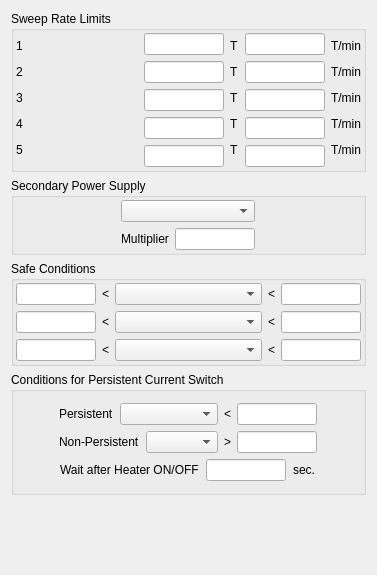
Before: the Qt Designer form modules/magnetps/core/magnetpsconfigform.ui in northriv/KAME, drawn with Qt 5.
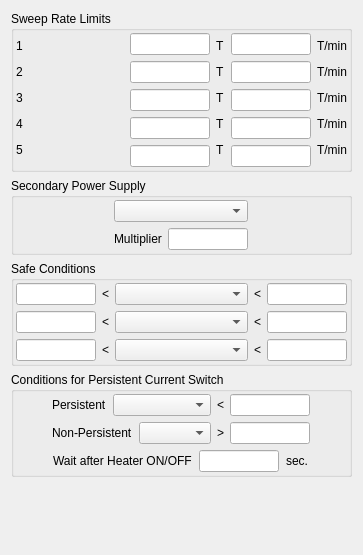
After: the same form once the commit is applied.

Patch:
```diff
--- a/modules/magnetps/core/magnetpsconfigform.ui
+++ b/modules/magnetps/core/magnetpsconfigform.ui
@@ -6,8 +6,8 @@
    <rect>
     <x>0</x>
     <y>0</y>
-    <width>377</width>
-    <height>575</height>
+    <width>363</width>
+    <height>555</height>
    </rect>
   </property>
   <property name="windowTitle">
@@ -733,6 +733,9 @@
        <string>Conditions for Persistent Current Switch</string>
       </property>
       <layout class="QGridLayout" name="gridLayout_4">
+       <property name="margin">
+        <number>2</number>
+       </property>
        <item row="0" column="0">
         <layout class="QHBoxLayout" name="horizontalLayout_6">
          <item>
```
